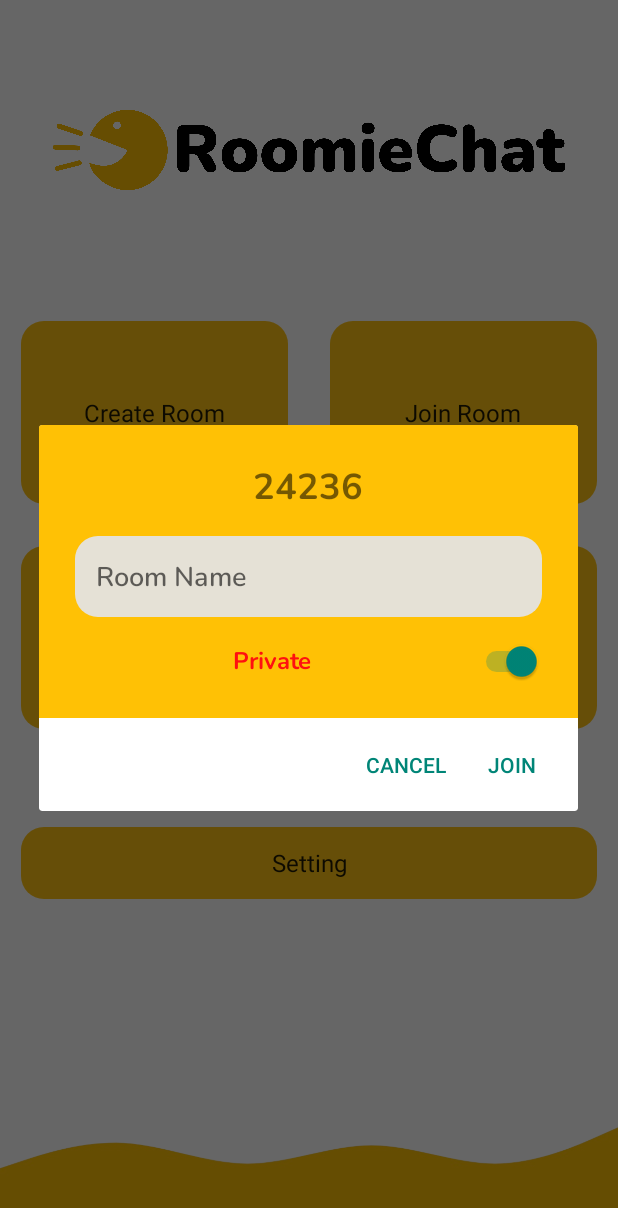
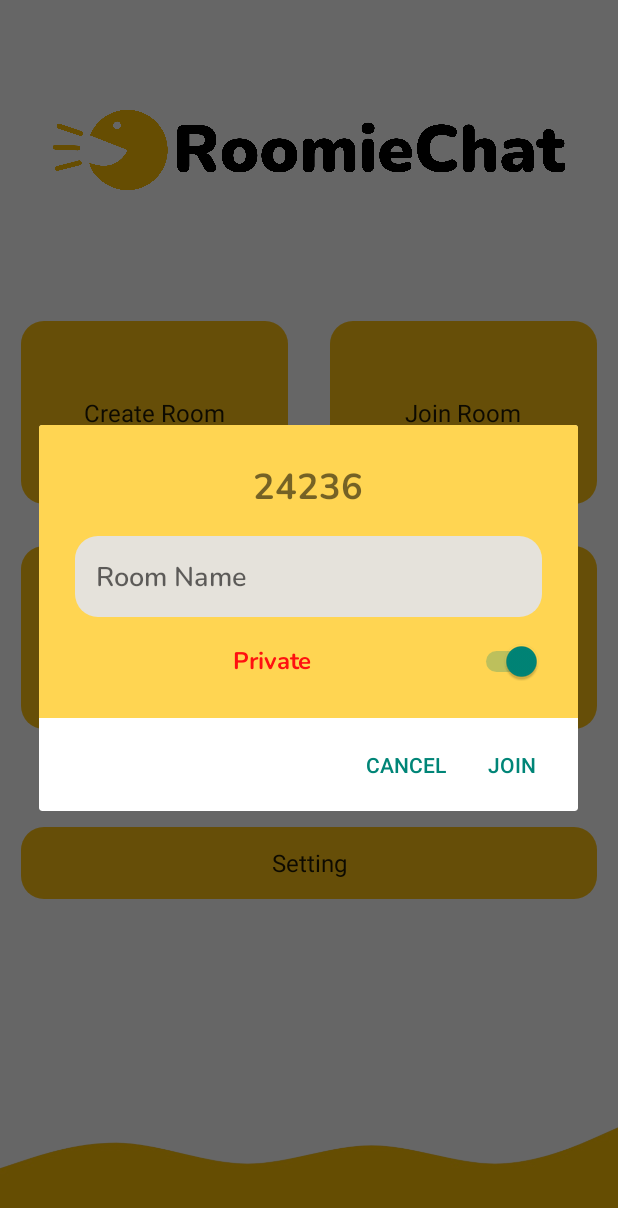
Before and after one commit to altamsh04/RoomieChat, an Android app: the OptionsActivity screen opened directly, with no data from a screen before it, after a tap on "Create Room", on a phone screen of 412 x 824 dp. Shown: the top 1208 px of the screen. Run offline under Robolectric (Android 15) with nearby library versions, the phone set to English and light mode, and no system bars; our stand-ins replace Firebase (no records; nobody signed in at launch, a user with empty details on screens opened directly); Roboto replaces fonts that are not available here; 2 statements that could not run were skipped.

Commit message:
Change background color

```diff
--- a/app/src/main/res/layout/popup_create_room.xml
+++ b/app/src/main/res/layout/popup_create_room.xml
@@ -3,7 +3,7 @@
     android:layout_width="match_parent"
     android:layout_height="match_parent"
     android:orientation="vertical"
-    android:background="#FFC105"
+    android:background="#FFD552"
     android:padding="24dp">
 
     <TextView
```
